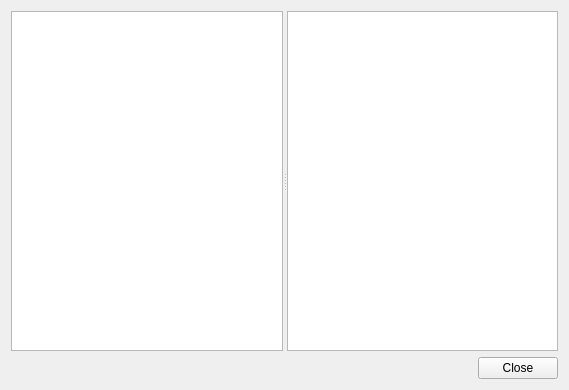
This is src/tiled/tileanimationeditor.ui in mapeditor/tiled as Qt 5 draws it before an edit. The edited form follows.
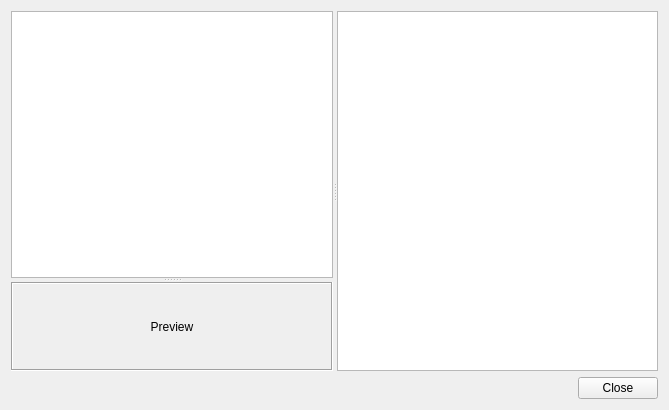
This is the edited form. Custom widgets are drawn as their Qt base class.

Commit message:
Added a preview to the tile animation editor
Helpful when editing animations while you can't see them animated in the
map view.

```diff
--- a/src/tiled/tileanimationeditor.ui
+++ b/src/tiled/tileanimationeditor.ui
@@ -6,8 +6,8 @@
    <rect>
     <x>0</x>
     <y>0</y>
-    <width>569</width>
-    <height>390</height>
+    <width>669</width>
+    <height>410</height>
    </rect>
   </property>
   <property name="windowTitle">
@@ -22,11 +22,15 @@
      <property name="childrenCollapsible">
       <bool>false</bool>
      </property>
+     <widget class="QSplitter" name="verticalSplitter">
+      <property name="orientation">
+       <enum>Qt::Vertical</enum>
+      </property>
      <widget class="QListView" name="frameList">
       <property name="sizePolicy">
        <sizepolicy hsizetype="Minimum" vsizetype="Preferred">
         <horstretch>0</horstretch>
-        <verstretch>0</verstretch>
+         <verstretch>1</verstretch>
        </sizepolicy>
       </property>
       <property name="minimumSize">
@@ -65,6 +69,33 @@
       <property name="viewMode">
        <enum>QListView::ListMode</enum>
       </property>
+      </widget>
+      <widget class="QLabel" name="preview">
+       <property name="sizePolicy">
+        <sizepolicy hsizetype="Preferred" vsizetype="Preferred">
+         <horstretch>0</horstretch>
+         <verstretch>1</verstretch>
+        </sizepolicy>
+       </property>
+       <property name="minimumSize">
+        <size>
+         <width>0</width>
+         <height>64</height>
+        </size>
+       </property>
+       <property name="frameShape">
+        <enum>QFrame::Box</enum>
+       </property>
+       <property name="frameShadow">
+        <enum>QFrame::Sunken</enum>
+       </property>
+       <property name="text">
+        <string>Preview</string>
+       </property>
+       <property name="alignment">
+        <set>Qt::AlignCenter</set>
+       </property>
+      </widget>
      </widget>
      <widget class="Tiled::Internal::TilesetView" name="tilesetView">
       <property name="sizePolicy">
```
Left out of the diff: 2 changed lines with no effect on the pictures. Lines whose indentation alone changed are shown as unchanged. The commit also changes 4 other files.
